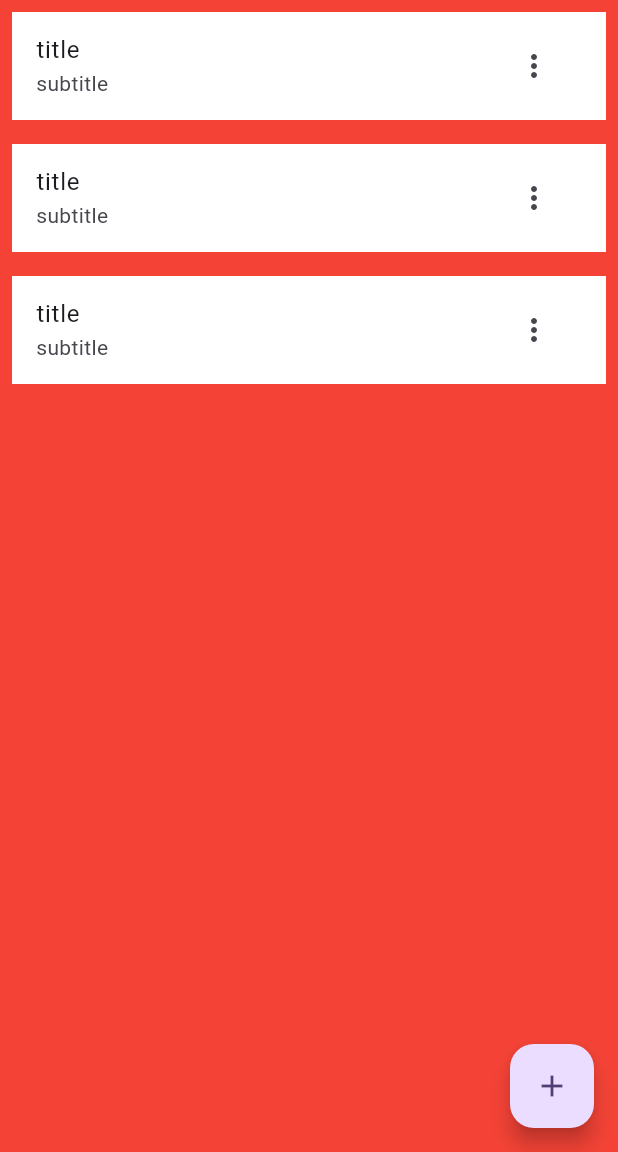
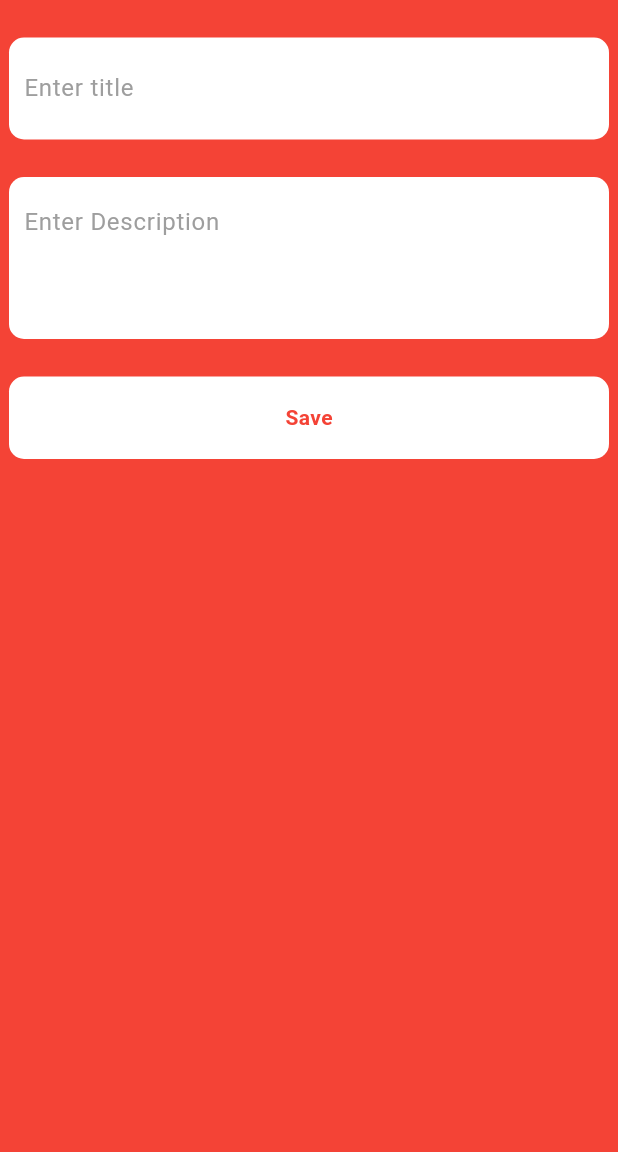
Before and after one commit to Shahin4292/Todo_app_api_provider, a Flutter app: the TodoEdit screen opened directly, on a phone screen of 412 x 824 dp, the part 84-1236 px from its top. Run offline on Flutter 3.47's test engine with Material 3 defaults, Android fonts, the phone set to English and light mode, and no system bars.

Commit message:
done todo edit

```diff
--- a/lib/src/view/todo_edit.dart
+++ b/lib/src/view/todo_edit.dart
@@ -8,6 +8,7 @@ class TodoEdit extends StatefulWidget {
 }
 
 class _TodoEditState extends State<TodoEdit> {
+  final fromKey = GlobalKey<FormState>();
   @override
   Widget build(BuildContext context) {
     return Scaffold(
@@ -15,44 +16,81 @@ class _TodoEditState extends State<TodoEdit> {
       appBar: AppBar(
         title: const Text("Todo List"),
       ),
-      floatingActionButton: FloatingActionButton(
-        onPressed: () {
-
-        },
-        child: const Icon(Icons.add),
-      ),
-      body: Column(
-        children: [
-          ListView.builder(
-              shrinkWrap: true,
-              itemCount: 3,
-              itemBuilder: (context, index){
-                return Padding(
-                  padding: const EdgeInsets.all(8.0),
-                  child: ListTile(
-                    tileColor: Colors.white,
-                    title: const Text("title"),
-                    subtitle: const Text("subtitle"),
-                    trailing: PopupMenuButton(
-                      itemBuilder: (BuildContext context) => <PopupMenuEntry<String>>[
-                        const PopupMenuItem(
-                          value: "edit",
-                          child: Text("Edit"),
-                        ),
-                        const PopupMenuItem(
-                            value: "delete",
-                            child: Text("delete"))
-                      ],
-                      onSelected: (String value) {
-                        if(value == "edit"){}
-                        if(value == "delete"){}
-                      },
-                    ),
+      body: Form(
+        key: fromKey,
+        child: SizedBox(
+          width: double.infinity,
+          child: Column(
+            children: [
+              const SizedBox(height: 25),
+              Container(
+                width: 400,
+                padding: const EdgeInsets.all(10),
+                decoration: BoxDecoration(
+                  color: Colors.white,
+                  borderRadius: BorderRadius.circular(10),
+                ),
+                child: TextFormField(
+                  validator: (value) {
+                    if (value == null || value.isEmpty) {
+                      return "Required Field";
+                    }
+                    return null;
+                  },
+                  style: const TextStyle(
+                    color: Colors.red,
                   ),
-                );
-              }
-          )
-        ],
+                  decoration: const InputDecoration(
+                      border: InputBorder.none,
+                      hintText: "Enter title",
+                      hintStyle: TextStyle(color: Colors.grey)),
+                ),
+              ),
+              const SizedBox(height: 25),
+              Container(
+                width: 400,
+                padding: const EdgeInsets.all(10),
+                decoration: BoxDecoration(
+                  color: Colors.white,
+                  borderRadius: BorderRadius.circular(10),
+                ),
+                child: TextFormField(
+                  validator: (value) {
+                    if (value == null || value.isEmpty) {
+                      return "Required Field";
+                    }
+                    return null;
+                  },
+                  maxLines: 5,
+                  minLines: 3,
+                  style: const TextStyle(
+                    color: Colors.red,
+                  ),
+                  decoration: const InputDecoration(
+                      border: InputBorder.none,
+                      hintText: "Enter Description",
+                      hintStyle: TextStyle(color: Colors.grey)),
+                ),
+              ),
+              const SizedBox(height: 25),
+              Container(
+                height: 55,
+                width: 400,
+                decoration: BoxDecoration(
+                  borderRadius: BorderRadius.circular(10),
+                  color: Colors.white,
+                ),
+                child: const Center(
+                  child: Text(
+                    "Save",
+                    style: TextStyle(
+                        color: Colors.red, fontWeight: FontWeight.bold),
+                  ),
+                ),
+              )
+            ],
+          ),
+        ),
       ),
     );
   }
--- a/lib/src/view/todo_list.dart
+++ b/lib/src/view/todo_list.dart
@@ -15,7 +15,7 @@ class TodoList extends StatelessWidget {
       ),
       floatingActionButton: FloatingActionButton(
         onPressed: () {
-          todoController.navigateToCreate(context);
+          todoController.navigateToCreate();
         },
         child: const Icon(Icons.add),
       ),
@@ -42,7 +42,9 @@ class TodoList extends StatelessWidget {
                         child: Text("delete"))
                   ],
                   onSelected: (String value) {
-                    if(value == "edit"){}
+                    if(value == "edit"){
+                      todoController.navigateToEdit();
+                    }
                     if(value == "delete"){}
                   },
                 ),
```
Also changed, not shown: lib/src/viewmodel/todo_viewmodel.dart (+7 -1 lines).
